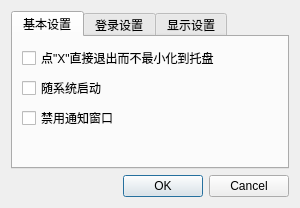
NSS-Studio/NDR_Client, file client/forms/settingsdialog.ui: the form before one commit.
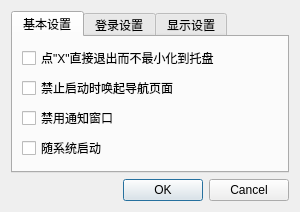
The form after the commit. The open tabs and pages were chosen to show the change.

Commit message: 1. add a checkbox to close webUp.

Diff of the .ui file:
```diff
--- a/client/forms/settingsdialog.ui
+++ b/client/forms/settingsdialog.ui
@@ -34,21 +34,21 @@
        <string>基本设置</string>
       </attribute>
       <layout class="QGridLayout" name="gridLayout_3">
-       <item row="1" column="0">
-        <widget class="QCheckBox" name="checkBox_2">
+       <item row="0" column="0" colspan="2">
+        <widget class="QCheckBox" name="chkQuitWhileClose">
          <property name="text">
-          <string>随系统启动</string>
+          <string>点&quot;X&quot;直接退出而不最小化到托盘</string>
          </property>
         </widget>
        </item>
-       <item row="2" column="0">
+       <item row="4" column="0">
         <widget class="QCheckBox" name="checkBox_3">
          <property name="text">
           <string>禁用通知窗口</string>
          </property>
         </widget>
        </item>
-       <item row="3" column="0">
+       <item row="6" column="0">
         <spacer name="verticalSpacer_2">
          <property name="orientation">
           <enum>Qt::Vertical</enum>
@@ -61,10 +61,17 @@
          </property>
         </spacer>
        </item>
-       <item row="0" column="0" colspan="2">
-        <widget class="QCheckBox" name="chkQuitWhileClose">
+       <item row="3" column="0">
+        <widget class="QCheckBox" name="chkWebEnable">
          <property name="text">
-          <string>点&quot;X&quot;直接退出而不最小化到托盘</string>
+          <string>禁止启动时唤起导航页面</string>
+         </property>
+        </widget>
+       </item>
+       <item row="5" column="0">
+        <widget class="QCheckBox" name="checkBox_2">
+         <property name="text">
+          <string>随系统启动</string>
          </property>
         </widget>
        </item>
```
Left out of the diff: 8 changed lines with no effect on the pictures. The commit also changes 5 other files.
